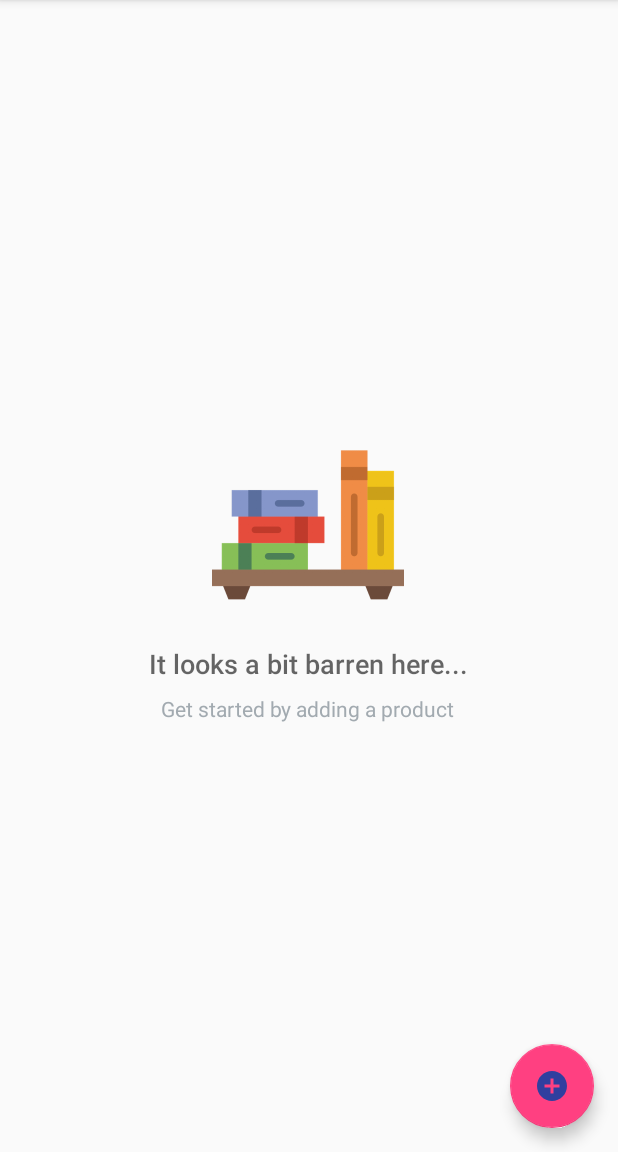
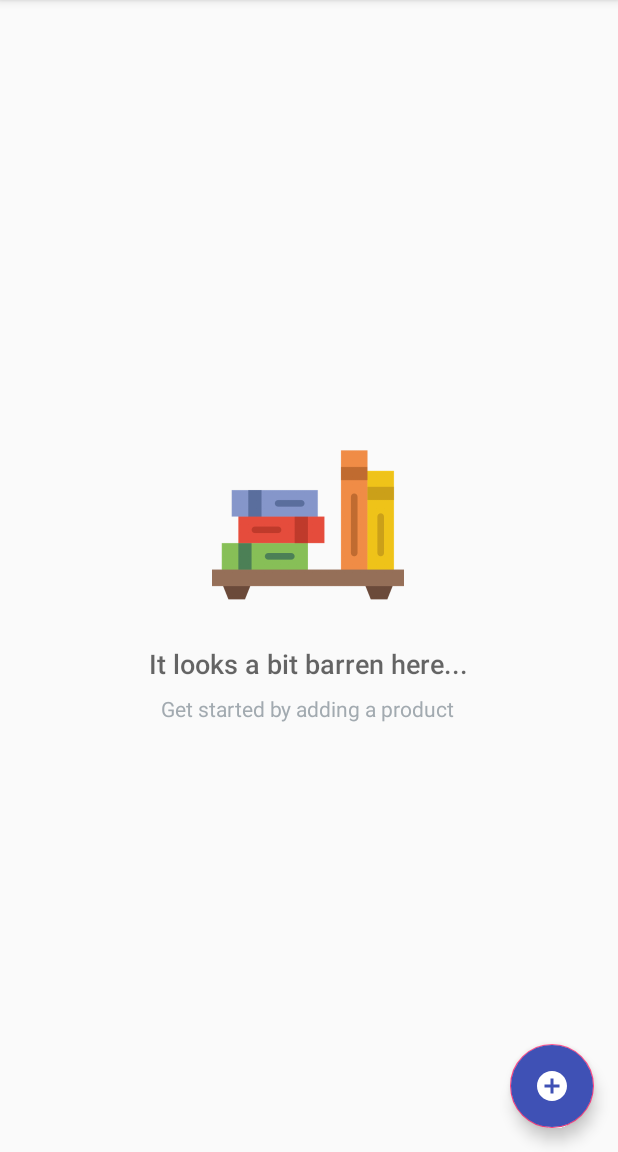
Before and after one commit to patrickjkennedy/SQLBooks, an Android app: the screen it shows after launch (CatalogActivity), on a phone screen of 412 x 824 dp, the part 84-1236 px from its top. Run offline under Robolectric (Android 15) with nearby library versions, the phone set to English and light mode, and no system bars.

Commit message:
fixed plus button colours

```diff
--- a/app/src/main/res/layout/activity_catalog.xml
+++ b/app/src/main/res/layout/activity_catalog.xml
@@ -19,7 +19,7 @@
     tools:context=".CatalogActivity">
 
     <ListView
-        android:id="@+id/list_view_pet"
+        android:id="@+id/list_view_product"
         android:layout_width="match_parent"
         android:layout_height="match_parent"
         android:padding="@dimen/activity_margin"/>
@@ -32,7 +32,8 @@
         android:layout_alignParentRight="true"
         android:layout_margin="@dimen/fab_margin"
         android:src="@drawable/ic_add_circle"
-        android:tint="@color/colorPrimaryDark"/>
+        android:tint="@android:color/white"
+        android:backgroundTint="@color/colorPrimary"/>
 
     <!-- Empty view for the list -->
     <RelativeLayout
@@ -42,7 +43,7 @@
         android:layout_centerInParent="true">
 
         <ImageView
-            android:id="@+id/empty_shelter_image"
+            android:id="@+id/bookshelf_image"
             android:layout_width="128dp"
             android:layout_height="128dp"
             android:layout_centerHorizontal="true"
@@ -52,7 +53,7 @@
             android:id="@+id/empty_title_text"
             android:layout_width="wrap_content"
             android:layout_height="wrap_content"
-            android:layout_below="@+id/empty_shelter_image"
+            android:layout_below="@+id/bookshelf_image"
             android:layout_centerHorizontal="true"
             android:fontFamily="sans-serif-medium"
             android:paddingTop="16dp"
```
